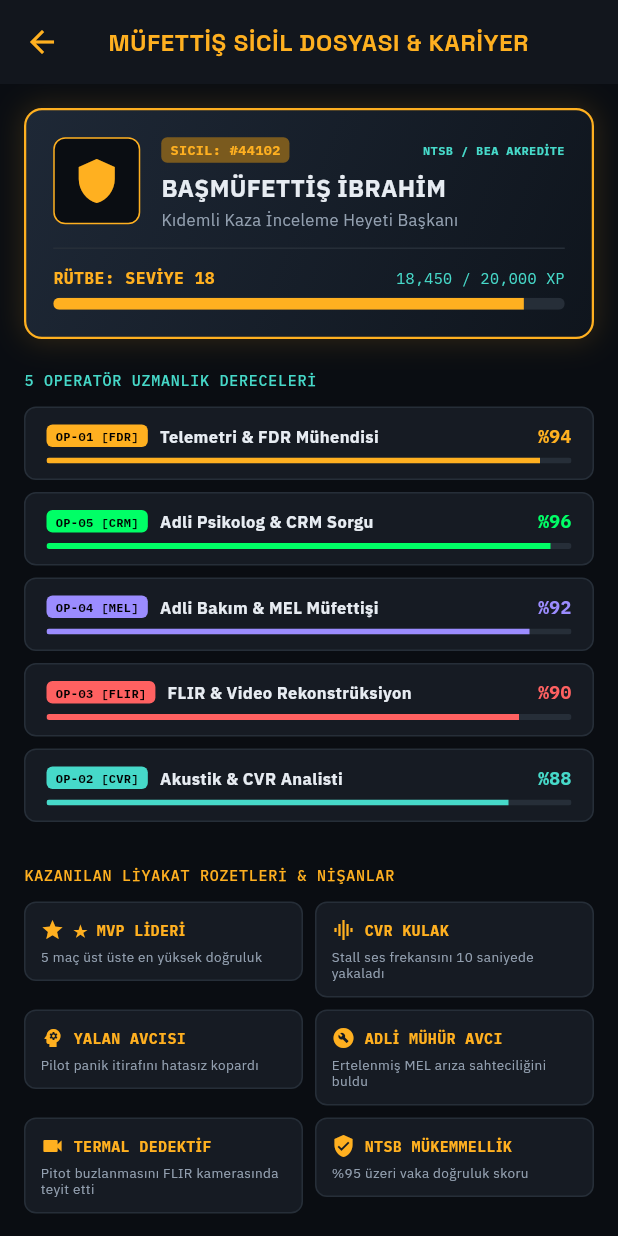
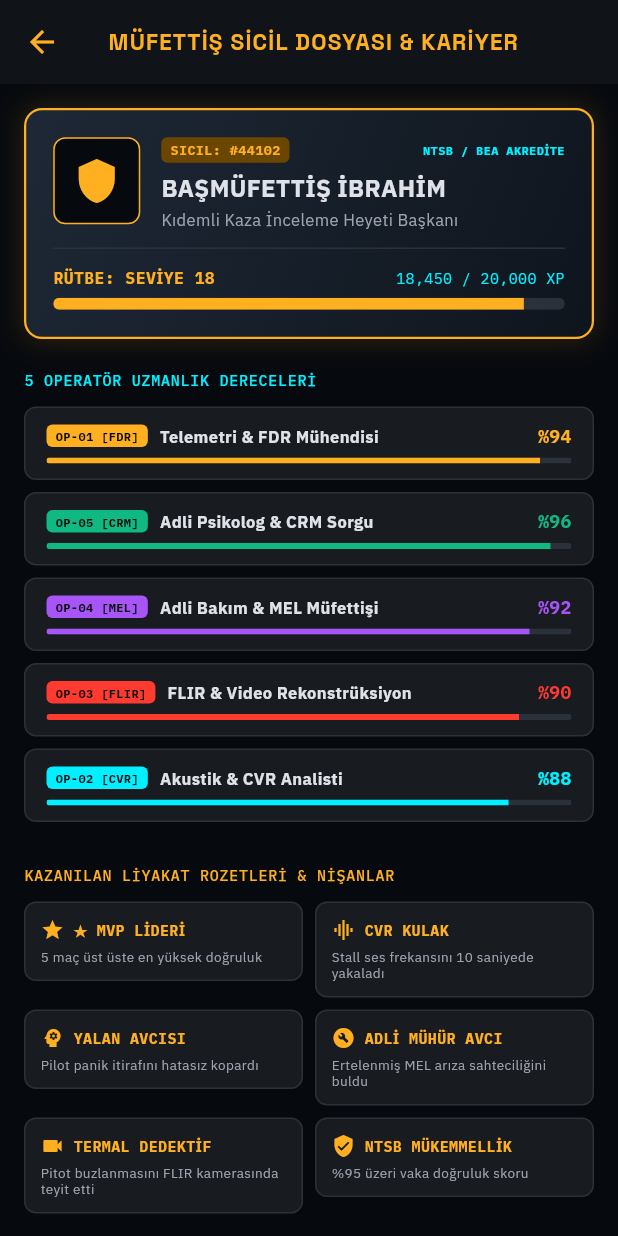
Before and after one commit to mirazbey/BLACKBOX-AIRCRASHREPORT, a Flutter app: the screen it shows after launch, after a tap on "SİCİL: #44102", on a phone screen of 412 x 824 dp. Run offline on Flutter 3.47's test engine with Material 3 defaults, Android fonts, the phone set to English and light mode, and no system bars; our stand-ins replace fl_chart, google_fonts, video_player.

Commit message:
feat: upgrade UI with StitchMCP Obsidian Flight Deck design system (deep obsidian glassmorphism, luminous neon accents, Space Grotesk & IBM Plex Mono typography)

```diff
--- a/lib/theme/app_theme.dart
+++ b/lib/theme/app_theme.dart
@@ -2,27 +2,55 @@ import 'package:flutter/material.dart';
 import 'package:google_fonts/google_fonts.dart';
 
 class AppTheme {
-  static const Color background = Color(0xFF0A0D12);
-  static const Color surface = Color(0xFF12161D);
-  static const Color surfaceAlt = Color(0xFF161B23);
-  static const Color surfaceBorder = Color(0xFF262E38);
-  static const Color surfaceBorderSoft = Color(0xFF1B222B);
+  // Obsidian Flight Deck Base Palette (StitchMCP Pro Design System)
+  static const Color background = Color(0xFF06090E); // Deep Obsidian Void
+  static const Color surface = Color(0xFF101419);    // Instrument Panel Base
+  static const Color surfaceAlt = Color(0xFF181C21); // Translucent Glass Container
+  static const Color surfaceHighlight = Color(0xFF272A30);
+  static const Color surfaceBorder = Color(0xFF2B313A);
+  static const Color surfaceBorderSoft = Color(0xFF1E232B);
 
-  // Tactical Aviation Accents
-  static const Color amber = Color(0xFFFFB020);
-  static const Color amberDim = Color(0xFF7A5A1E);
-  static const Color cyan = Color(0xFF46D9C9);
-  static const Color cyanDim = Color(0xFF1F4D48);
-  static const Color red = Color(0xFFFF6161);
-  static const Color redDim = Color(0xFF5C2323);
-  static const Color violet = Color(0xFF9B8CFF);
-  static const Color violetDim = Color(0xFF332C57);
-  static const Color green = Color(0xFF00FF66);
+  // Luminous Aviation Instrumentation Accents
+  static const Color amber = Color(0xFFFFB020);     // Neon Amber (Warning & Actions)
+  static const Color amberDim = Color(0xFF6B4600);
+  static const Color cyan = Color(0xFF00F0FF);      // Electric Cyan (Telemetry & Navigation)
+  static const Color cyanDim = Color(0xFF004F54);
+  static const Color red = Color(0xFFFF3B30);       // Tactical Crimson (Stall & Emergency)
+  static const Color redDim = Color(0xFF5C1B17);
+  static const Color violet = Color(0xFFA855F7);    // Military Violet (MEL & Investigation)
+  static const Color violetDim = Color(0xFF4C1D95);
+  static const Color green = Color(0xFF10B981);     // CRT Phosphor Green (Safe & Verified)
+  static const Color greenDim = Color(0xFF064E3B);
 
-  // Text
-  static const Color textPrimary = Color(0xFFE7ECF2);
-  static const Color textDim = Color(0xFF93A0B0);
-  static const Color textFaint = Color(0xFF57616D);
+  // High-Contrast Typography Tones
+  static const Color textPrimary = Color(0xFFE0E2EA);
+  static const Color textDim = Color(0xFF9EA3B0);
+  static const Color textFaint = Color(0xFF5F6573);
+
+  // Glassmorphic Decoration Factory Helper
+  static BoxDecoration glassBox({
+    Color? borderColor,
+    double borderWidth = 1.0,
+    Color? backgroundColor,
+    double borderRadius = 8.0,
+    bool hasGlow = true,
+  }) {
+    final border = borderColor ?? surfaceBorder;
+    return BoxDecoration(
+      color: backgroundColor ?? surfaceAlt,
+      borderRadius: BorderRadius.circular(borderRadius),
+      border: Border.all(color: border, width: borderWidth),
+      boxShadow: hasGlow
+          ? [
+              BoxShadow(
+                color: border.withAlpha(35),
+                blurRadius: 14,
+                spreadRadius: 1,
+              ),
+            ]
+          : null,
+    );
+  }
 
   static ThemeData get darkTheme {
     return ThemeData(
@@ -39,26 +67,28 @@ class AppTheme {
       ),
       textTheme: TextTheme(
         displayLarge: GoogleFonts.spaceGrotesk(
-          fontSize: 28,
+          fontSize: 32,
           fontWeight: FontWeight.w700,
           color: textPrimary,
-          letterSpacing: -0.5,
+          letterSpacing: -0.8,
         ),
         displayMedium: GoogleFonts.spaceGrotesk(
-          fontSize: 22,
+          fontSize: 24,
+          fontWeight: FontWeight.w700,
+          color: amber,
+          letterSpacing: 0.5,
+        ),
+        titleLarge: GoogleFonts.spaceGrotesk(
+          fontSize: 17,
           fontWeight: FontWeight.w600,
           color: textPrimary,
-        ),
-        titleLarge: GoogleFonts.spaceGrotesk(
-          fontSize: 16,
-          fontWeight: FontWeight.w600,
-          color: amber,
-          letterSpacing: 0.5,
+          letterSpacing: 0.2,
         ),
         titleMedium: GoogleFonts.ibmPlexMono(
           fontSize: 13,
           fontWeight: FontWeight.w600,
           color: textPrimary,
+          letterSpacing: 0.2,
         ),
         bodyLarge: GoogleFonts.ibmPlexSans(
           fontSize: 14,
@@ -75,7 +105,7 @@ class AppTheme {
         labelLarge: GoogleFonts.ibmPlexMono(
           fontSize: 12,
           fontWeight: FontWeight.w700,
-          color: background,
+          color: Colors.black,
           letterSpacing: 0.5,
         ),
         labelSmall: GoogleFonts.ibmPlexMono(
@@ -90,19 +120,47 @@ class AppTheme {
         elevation: 0,
         centerTitle: true,
         titleTextStyle: GoogleFonts.spaceGrotesk(
-          fontSize: 16,
+          fontSize: 15,
           fontWeight: FontWeight.w700,
           color: amber,
-          letterSpacing: 0.5,
+          letterSpacing: 0.8,
         ),
         iconTheme: const IconThemeData(color: amber),
       ),
       cardTheme: CardThemeData(
-        color: surface,
+        color: surfaceAlt,
         elevation: 0,
         shape: RoundedRectangleBorder(
           borderRadius: BorderRadius.circular(8),
-          side: const BorderSide(color: surfaceBorder, width: 1),
+          side: const BorderSide(color: surfaceBorder),
+        ),
+      ),
+      elevatedButtonTheme: ElevatedButtonThemeData(
+        style: ElevatedButton.styleFrom(
+          backgroundColor: amber,
+          foregroundColor: Colors.black,
+          textStyle: GoogleFonts.spaceGrotesk(
+            fontSize: 13,
+            fontWeight: FontWeight.w700,
+            letterSpacing: 0.5,
+          ),
+          shape: RoundedRectangleBorder(
+            borderRadius: BorderRadius.circular(6),
+          ),
+          elevation: 0,
+        ),
+      ),
+      outlinedButtonTheme: OutlinedButtonThemeData(
+        style: OutlinedButton.styleFrom(
+          foregroundColor: cyan,
+          side: const BorderSide(color: cyan),
+          textStyle: GoogleFonts.ibmPlexMono(
+            fontSize: 12,
+            fontWeight: FontWeight.w600,
+          ),
+          shape: RoundedRectangleBorder(
+            borderRadius: BorderRadius.circular(6),
+          ),
         ),
       ),
     );
--- a/lib/ui/screens/home_screen.dart
+++ b/lib/ui/screens/home_screen.dart
@@ -104,13 +104,14 @@ class HomeScreen extends StatelessWidget {
                     MaterialPageRoute(builder: (_) => const CaseDossierLibraryScreen()),
                   );
                 },
-                borderRadius: BorderRadius.circular(8),
+                borderRadius: BorderRadius.circular(10),
                 child: Container(
-                  padding: const EdgeInsets.all(16),
-                  decoration: BoxDecoration(
-                    color: AppTheme.surfaceAlt,
-                    borderRadius: BorderRadius.circular(8),
-                    border: Border.all(color: AppTheme.surfaceBorder),
+                  padding: const EdgeInsets.all(18),
+                  decoration: AppTheme.glassBox(
+                    borderColor: AppTheme.amber,
+                    borderWidth: 1.5,
+                    backgroundColor: const Color(0xFF141922),
+                    borderRadius: 10,
                   ),
                   child: Column(
                     crossAxisAlignment: CrossAxisAlignment.start,
@@ -143,7 +144,7 @@ class HomeScreen extends StatelessWidget {
                       const SizedBox(height: 10),
                       Text(
                         'CASE #017 — ATLANTİK GECESİ',
-                        style: Theme.of(context).textTheme.titleLarge?.copyWith(fontSize: 17),
+                        style: Theme.of(context).textTheme.titleLarge?.copyWith(fontSize: 17, color: AppTheme.amber),
                       ),
                       const SizedBox(height: 4),
                       Text(
```
